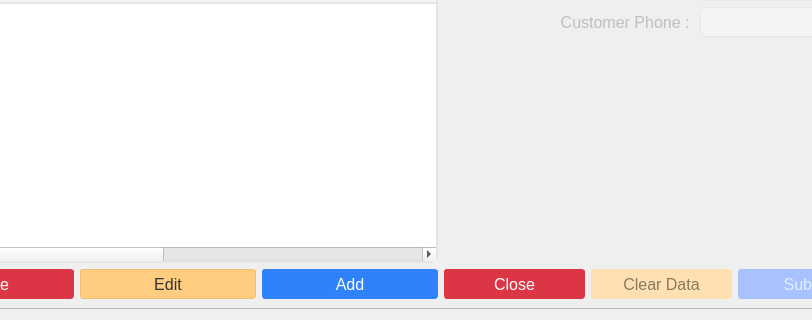
Above: ui/customers.ui from michael-halim/pos before the change; both pictures show x 133 to 945 and y 86 to 406 of the 1033 by 406 pixel window. Below: the same form after it.
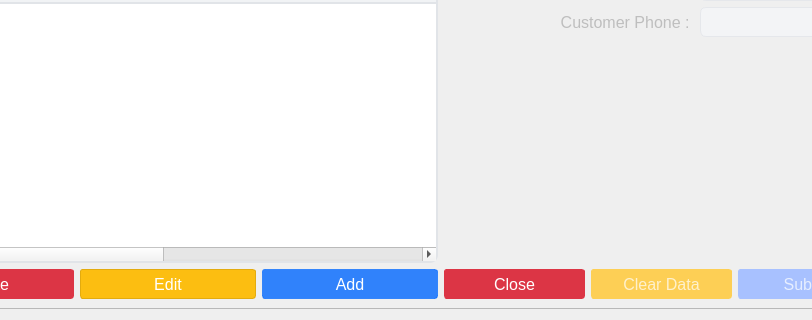
That is the form after the change. Icons and pictures are not drawn.

Commit message: Patch#36: Added Icons and Window Icons

Patch:
```diff
--- a/ui/customers.ui
+++ b/ui/customers.ui
@@ -581,24 +581,42 @@
                </font>
               </property>
               <property name="styleSheet">
-               <string notr="true">QPushButton{
-    color: #333;
-    background-color: #ffcc80; /* Softer yellow/orange */
-    border-color: #f0c070;
+               <string notr="true">QPushButton {
+    color: white;
+    background-color: #fcbe11;      /* Bright saffron gold - main color */
+    border: 1px solid #e3ab0f;      /* Slightly darker border */
+
 }
+
 QPushButton:hover {
     background-color: #f0c070;
     border-color: #e0b060;
 }
+
+QPushButton:pressed {
+    background-color: #ca980e;      /* 20% darker than main color */
+    border-color: #b1850c;          /* 30% darker than main color */
+}
+
 QPushButton:disabled {
-    background-color: #ffe0b3;
-    border-color: #ffe0b3;
-    color: #8a7a5c;
+    background-color: #fdcf55;      /* 20% lighter than main color */
+    border-color: #fdcf55;          /* Same as background for cleaner disabled look */
+    color: rgba(255, 255, 255, 0.7); /* Semi-transparent white */
 }</string>
               </property>
               <property name="text">
                <string>Edit</string>
               </property>
+              <property name="icon">
+               <iconset>
+                <normaloff>../assets/edit.png</normaloff>../assets/edit.png</iconset>
+              </property>
+              <property name="iconSize">
+               <size>
+                <width>18</width>
+                <height>18</height>
+               </size>
+              </property>
              </widget>
             </item>
             <item>
@@ -837,24 +855,42 @@
                </font>
               </property>
               <property name="styleSheet">
-               <string notr="true">QPushButton{
-    color: #333;
-    background-color: #ffcc80; /* Softer yellow/orange */
-    border-color: #f0c070;
+               <string notr="true">QPushButton {
+    color: white;
+    background-color: #fcbe11;      /* Bright saffron gold - main color */
+    border: 1px solid #e3ab0f;      /* Slightly darker border */
+
 }
+
 QPushButton:hover {
     background-color: #f0c070;
     border-color: #e0b060;
 }
+
+QPushButton:pressed {
+    background-color: #ca980e;      /* 20% darker than main color */
+    border-color: #b1850c;          /* 30% darker than main color */
+}
+
 QPushButton:disabled {
-    background-color: #ffe0b3;
-    border-color: #ffe0b3;
-    color: #8a7a5c;
+    background-color: #fdcf55;      /* 20% lighter than main color */
+    border-color: #fdcf55;          /* Same as background for cleaner disabled look */
+    color: rgba(255, 255, 255, 0.7); /* Semi-transparent white */
 }</string>
               </property>
               <property name="text">
                <string>Clear Data</string>
               </property>
+              <property name="icon">
+               <iconset>
+                <normaloff>../assets/clear.png</normaloff>../assets/clear.png</iconset>
+              </property>
+              <property name="iconSize">
+               <size>
+                <width>18</width>
+                <height>18</height>
+               </size>
+              </property>
              </widget>
             </item>
             <item>
```
Left out of the diff: 48 changed lines with no effect on the pictures. The commit also changes 44 other files.
